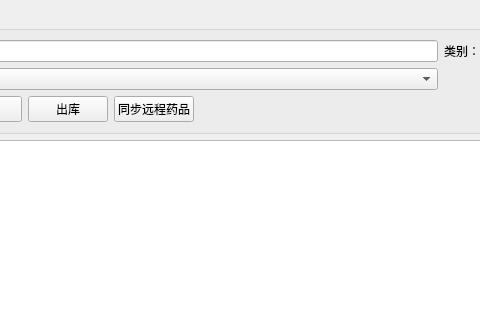
This is medicineview.ui in jiaminxu-design/qt-medical_system as Qt 5 draws it before an edit; both pictures show x 425 to 905 and y 0 to 320 of the 1000 by 650 pixel window. The edited form follows.
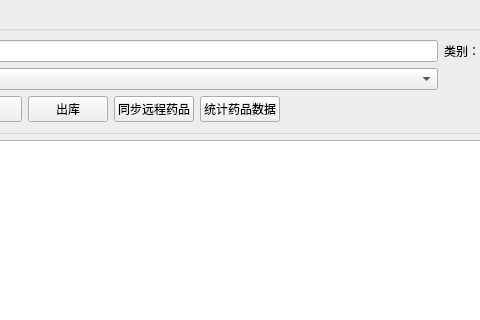
This is the edited form.

Commit message: 药品管理统计功能完成

The edit to the form file:
```diff
--- a/medicineview.ui
+++ b/medicineview.ui
@@ -144,6 +144,14 @@
           </property>
          </widget>
         </item>
+        <!-- 新增：药品统计按钮 -->
+                <item>
+                 <widget class="QPushButton" name="btStat">
+                  <property name="text">
+                   <string>统计药品数据</string>
+                  </property>
+                 </widget>
+                </item>
         <!-- 间距 spacer（平级 item） -->
         <item>
          <spacer name="horizontalSpacer1">
```
The commit also changes 8 other files.
